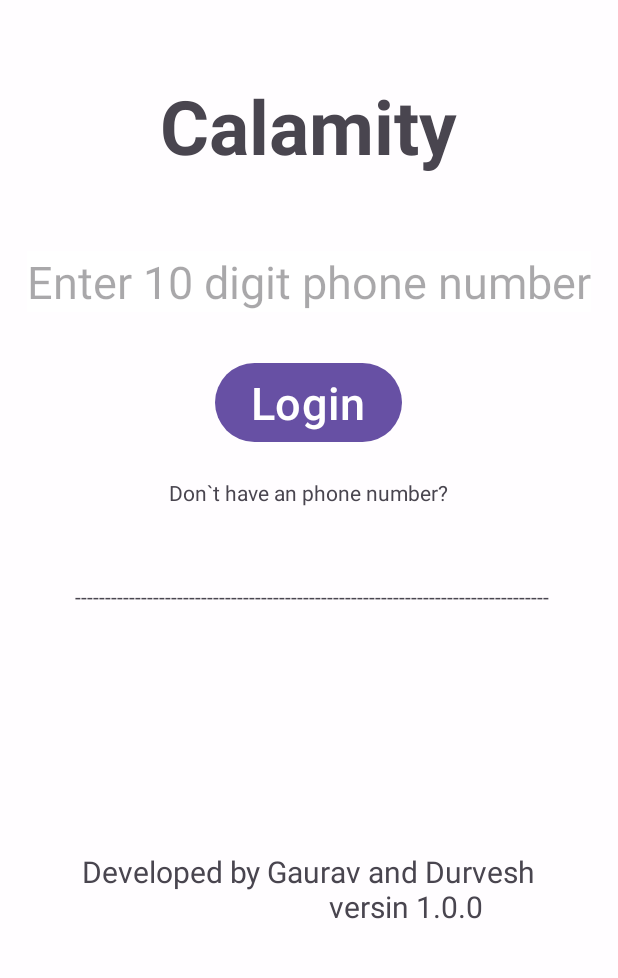
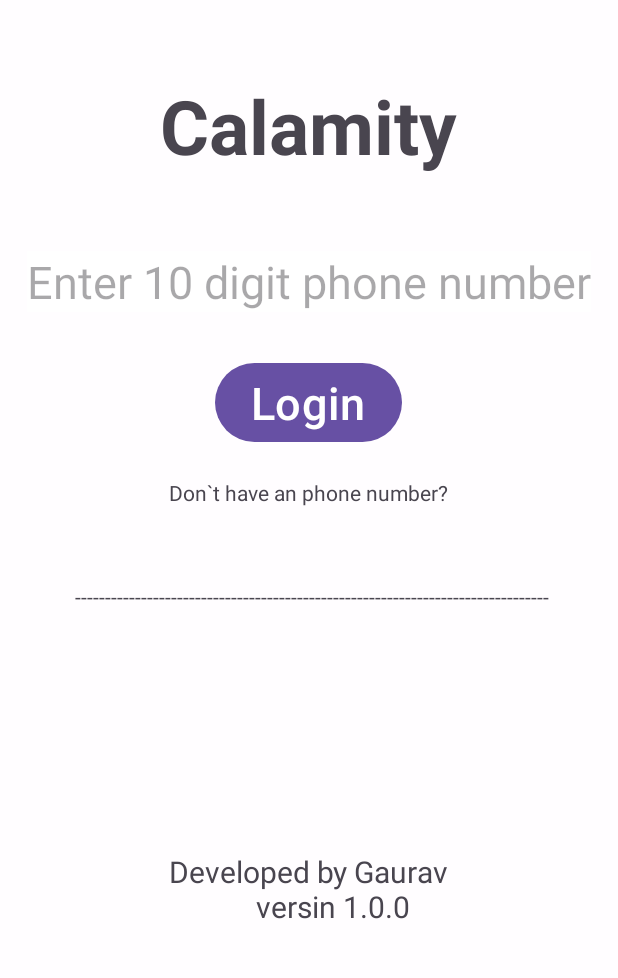
Before and after one commit to Gaurav-8941/Disaster-Management-and-alert-system, an Android app: the MainActivity4 screen opened directly, with no data from a screen before it, after a tap on "Login", on a phone screen of 412 x 824 dp, the part 91-1069 px from its top. Run offline under Robolectric (Android 15) with nearby library versions, the phone set to English and light mode, and no system bars; libraries missing offline, so code that uses them is left out: com.google.i18n.phonenumbers; 3 statements that could not run were skipped.

Commit message:
Final Update

```diff
--- a/app/src/main/java/com/example/disastermanagementandalertsystem/MainActivity3.java
+++ b/app/src/main/java/com/example/disastermanagementandalertsystem/MainActivity3.java
@@ -3,22 +3,22 @@ package com.example.disastermanagementandalertsystem;
 import android.content.Intent;
 import android.os.Bundle;
 import android.widget.Button;
+import android.widget.ImageView;
 
 import androidx.activity.EdgeToEdge;
 import androidx.appcompat.app.AppCompatActivity;
 
 public class MainActivity3 extends AppCompatActivity {
     Button lastbtn;
-
     @Override
     protected void onCreate(Bundle savedInstanceState) {
         super.onCreate(savedInstanceState);
         EdgeToEdge.enable(this);
         setContentView(R.layout.activity_main3);
-        lastbtn=findViewById(R.id.lastbtn);
+        lastbtn = findViewById(R.id.lastbtn);
         lastbtn.setOnClickListener(v ->
         {
-            Intent mainactivity4 =new Intent(this, MainActivity4.class);
+            Intent mainactivity4 = new Intent(this, MainActivity4.class);
             startActivity(mainactivity4);
         });
     }
--- a/app/src/main/java/com/example/disastermanagementandalertsystem/MainActivity4.java
+++ b/app/src/main/java/com/example/disastermanagementandalertsystem/MainActivity4.java
@@ -15,65 +15,77 @@ import com.google.i18n.phonenumbers.NumberParseException;
 import com.google.i18n.phonenumbers.PhoneNumberUtil;
 import com.google.i18n.phonenumbers.Phonenumber;
 
+import android.text.InputFilter;
+import android.text.InputType;
+
 public class MainActivity4 extends AppCompatActivity {
     Button loginbtn4;
     TextView switchto;
     EditText editTextid;
-        boolean phone = false;
-        private String hint="Enter E-mail",text="Don't have email";
+    boolean phone = true; // default to phone
+    private String hint = "Enter E-mail", text = "Don't have email";
     @Override
     protected void onCreate(Bundle savedInstanceState) {
         super.onCreate(savedInstanceState);
         EdgeToEdge.enable(this);
         setContentView(R.layout.activity_main4);
-        loginbtn4=findViewById(R.id.loginbtn4);
-        switchto =findViewById(R.id.switchto);
-        editTextid=findViewById(R.id.editTextid);
+        loginbtn4 = findViewById(R.id.loginbtn4);
+        switchto = findViewById(R.id.switchto);
+        editTextid = findViewById(R.id.editTextid);
+
         loginbtn4.setOnClickListener(v -> {
             if (!isValid()) {
-                Toast.makeText(this,"Invaild",Toast.LENGTH_LONG);
-            }else {
+                Toast.makeText(this, "Invalid", Toast.LENGTH_LONG).show();
+            } else {
                 Intent mainactivity5 = new Intent(this, Authenticate.class);
-                mainactivity5.putExtra("phone",phone);
-                mainactivity5.putExtra("content",editTextid.getText().toString());
+                mainactivity5.putExtra("phone", phone);
+                mainactivity5.putExtra("content", editTextid.getText().toString().trim());
                 startActivity(mainactivity5);
             }
         });
 
-        switchto.setOnClickListener(v ->
-        {
-           String tempHint = editTextid.getHint().toString(),tempText = switchto.getText().toString();
+        switchto.setOnClickListener(v -> {
+            String tempHint = editTextid.getHint().toString(), tempText = switchto.getText().toString();
             editTextid.setHint(hint);
             switchto.setText(text);
             hint = tempHint;
             text = tempText;
+            phone = !phone; // toggle phone/email mode
+
+            if (!phone) {
+                // Switch to email
+                editTextid.setInputType(InputType.TYPE_TEXT_VARIATION_EMAIL_ADDRESS);
+                editTextid.setFilters(new InputFilter[]{new InputFilter.LengthFilter(200)});
+            } else {
+                // Switch to phone
+                editTextid.setInputType(InputType.TYPE_CLASS_PHONE);
+                editTextid.setFilters(new InputFilter[]{new InputFilter.LengthFilter(10)});
+            }
         });
     }
+
     boolean isValid() {
-        if (switchto.getText().toString().equalsIgnoreCase("Don't have email")){
+        if (!phone) {
             return isValidEmail(editTextid.getText().toString());
         }
-        return isValidPhoneNumber(editTextid.getText().toString(),"+91");
+        return isValidPhoneNumber(editTextid.getText().toString(), "IN");
     }
+
     public boolean isValidEmail(CharSequence email) {
-        // Return false if the email is null or empty
         if (email == null || email.toString().isEmpty()) {
             return false;
         }
-        // Use the built-in Android pattern for email validation
         return Patterns.EMAIL_ADDRESS.matcher(email).matches();
     }
-    public boolean isValidPhoneNumber(String phoneNumber, String countryCode) {
-        phone = true;
+
+    public boolean isValidPhoneNumber(String phoneNumber, String region) {
         PhoneNumberUtil phoneUtil = PhoneNumberUtil.getInstance();
         try {
-            Phonenumber.PhoneNumber numberProto = phoneUtil.parse(phoneNumber, countryCode);
-            // isValidNumber() checks if the number is a possible number for the region.
+            Phonenumber.PhoneNumber numberProto = phoneUtil.parse(phoneNumber, region);
             return phoneUtil.isValidNumber(numberProto);
         } catch (NumberParseException e) {
             System.err.println("NumberParseException was thrown: " + e.toString());
             return false;
         }
-
     }
 }
--- a/app/src/main/java/com/example/disastermanagementandalertsystem/WeatherActivity.java
+++ b/app/src/main/java/com/example/disastermanagementandalertsystem/WeatherActivity.java
@@ -139,7 +139,7 @@ public class WeatherActivity extends AppCompatActivity {
                 }
             }
             if (granted) resolveLocationAndFetch();
-            // If denied, we already kicked off a fallback fetch in requestOrFetchWeather()
+            // if denied go to fallback
         }
     }
 
--- a/app/src/main/res/layout/activity_main3.xml
+++ b/app/src/main/res/layout/activity_main3.xml
@@ -90,6 +90,7 @@
         </LinearLayout>
 
         <ImageView
+            android:id="@+id/sun"
             android:layout_width="80dp"
             android:layout_height="80dp"
             android:src="@drawable/img_1"
--- a/app/src/main/res/layout/activity_main4.xml
+++ b/app/src/main/res/layout/activity_main4.xml
@@ -8,6 +8,7 @@
     tools:context=".MainActivity4"
     android:orientation="vertical"
     android:background="@drawable/rounded_translucent_bg">
+
     <TextView
         android:id="@+id/text1"
         android:layout_gravity="center"
@@ -16,6 +17,7 @@
         android:layout_height="wrap_content"
         android:text="Disaster Management"
         android:textSize="30sp"/>
+
     <TextView
         android:layout_width="wrap_content"
         android:layout_height="wrap_content"
@@ -24,6 +26,7 @@
         android:textStyle="bold"
        android:layout_gravity="center"
         android:layout_marginTop="50dp"/>
+
     <EditText
         android:id="@+id/editTextid"
         android:layout_width="wrap_content"
@@ -32,7 +35,10 @@
         android:background="@color/cardview_light_background"
         android:layout_gravity="center"
         android:textSize="30dp"
-        android:layout_marginTop="50dp"/>
+        android:layout_marginTop="50dp"
+        android:inputType="phone"
+        android:maxLength="10"/>
+
     <Button
         android:id="@+id/loginbtn4"
         android:layout_width="wrap_content"
@@ -49,6 +55,7 @@
         android:layout_gravity="center"
         android:layout_marginTop="20sp"
         android:text="Don`t have an phone number?" />
+
     <TextView
         android:layout_width="wrap_content"
         android:layout_height="wrap_content"
@@ -58,7 +65,7 @@
     <TextView
         android:layout_width="wrap_content"
         android:layout_height="wrap_content"
-        android:text="Developed by Gaurav and Durvesh\n\t\t\t\t\t\t\t\t\t\t\t\t versin 1.0.0"
+        android:text="Developed by Gaurav\n\t\t\t\t versin 1.0.0"
         android:layout_marginTop="160dp"
         android:textSize="20sp"
        android:layout_gravity="center"/>
--- a/app/src/main/res/layout/activity_main5.xml
+++ b/app/src/main/res/layout/activity_main5.xml
@@ -31,10 +31,10 @@
             android:text="v1.0.0\n------------------------------------------------------------------------------"
             android:layout_marginLeft="50sp"/>
         <TextView
-            android:id="@+id/phonenumber"
+            android:id="@+id/username"
             android:layout_width="wrap_content"
             android:layout_height="wrap_content"
-            android:text="Number here"
+            android:text="9209434152"
             android:textSize="30dp"
             android:layout_marginLeft="150sp"
             android:layout_marginTop="-80dp"
--- a/app/src/main/res/layout/activity_mainpage.xml
+++ b/app/src/main/res/layout/activity_mainpage.xml
@@ -85,7 +85,6 @@
                 android:padding="16dp"
                 android:weightSum="3">
 
-                <!-- First Card -->
                 <androidx.cardview.widget.CardView
                     android:id="@+id/disastrsurvivalguide"
                     android:layout_width="0dp"
@@ -120,7 +119,6 @@
                     </LinearLayout>
                 </androidx.cardview.widget.CardView>
 
-                <!-- Second Card -->
                 <androidx.cardview.widget.CardView
                     android:id="@+id/recenteathquake"
                     android:layout_width="0dp"
@@ -148,14 +146,13 @@
                         <TextView
                             android:layout_width="wrap_content"
                             android:layout_height="wrap_content"
-                            android:text="Recent\nEartquakes"
+                            android:text="Recent\nLocation"
                             android:textAlignment="center"
                             android:textColor="#000"
                             android:textSize="14sp" />
                     </LinearLayout>
                 </androidx.cardview.widget.CardView>
 
-                <!-- Third Card -->
                 <androidx.cardview.widget.CardView
                     android:id="@+id/shareapp"
                     android:layout_width="0dp"
```
Also changed, not shown: app/src/main/AndroidManifest.xml (+10 -6 lines), app/src/main/java/com/example/disastermanagementandalertsystem/Authenticate.java (+15 -20 lines), app/src/main/java/com/example/disastermanagementandalertsystem/Information.java (+27 -35 lines), app/src/main/java/com/example/disastermanagementandalertsystem/MainActivity5.java (+10 -8 lines), app/src/main/java/com/example/disastermanagementandalertsystem/Mainpage.java (+5 -4 lines), app/src/main/res/layout/information.xml (+0 -13 lines). Lines whose indentation alone changed are shown as unchanged.
